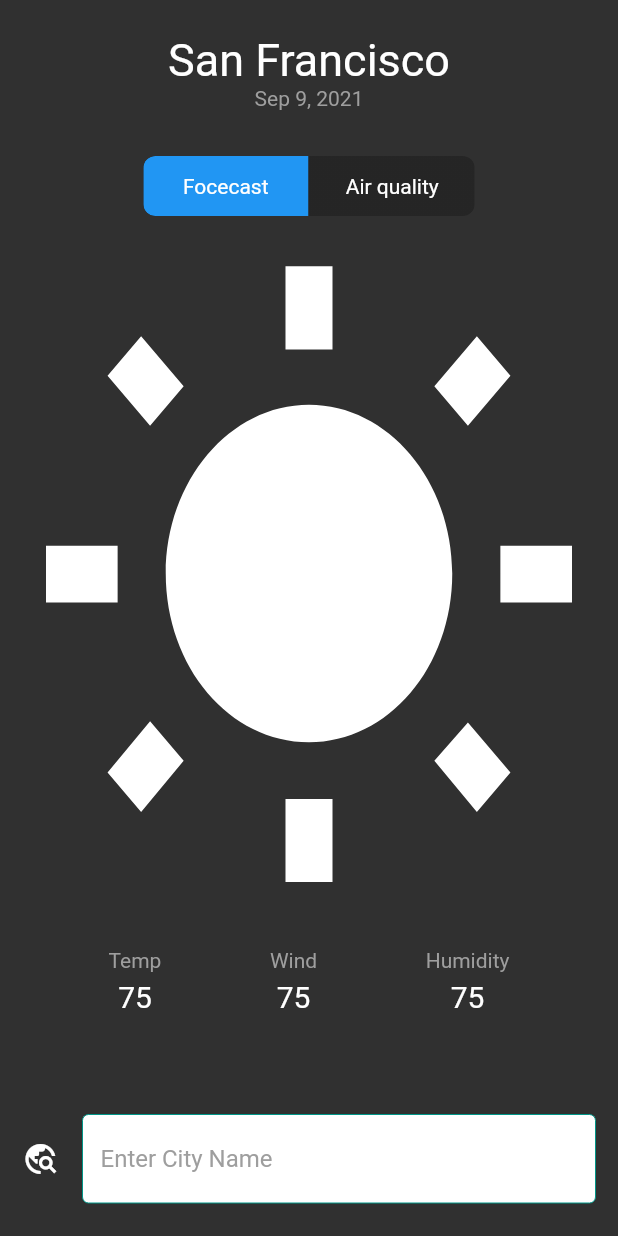
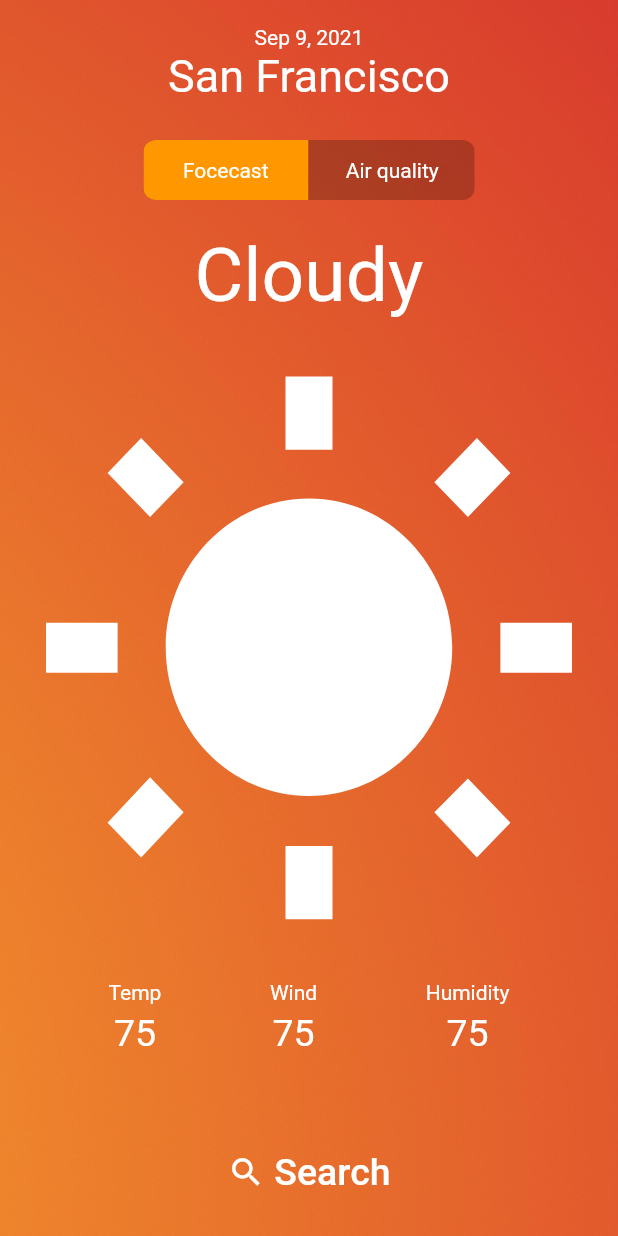
Before and after one commit to thanhnnt-git/flutter_weather, a Flutter app: the screen it shows after launch, on a phone screen of 412 x 824 dp. Run offline on Flutter 3.47's test engine with Material 2 defaults, Android fonts, the phone set to English and light mode, and no system bars; drawn by our look-alikes of toggle_switch.

Commit message:
Update UI design

```diff
--- a/lib/constants.dart
+++ b/lib/constants.dart
@@ -1,7 +1,7 @@
 import 'package:flutter/material.dart';
 
 const kCityNameTextStyle = TextStyle(fontSize: 30.0);
-const kDate = TextStyle(color: Colors.grey);
+
 const kTextFieldInputDecoration = InputDecoration(
   filled: true,
   fillColor: Colors.white,
--- a/lib/screens/home_screen.dart
+++ b/lib/screens/home_screen.dart
@@ -12,6 +12,13 @@ class _HomeScreenState extends State<HomeScreen> {
   Widget build(BuildContext context) {
     return Scaffold(
       body: Container(
+        decoration: BoxDecoration(
+          image: DecorationImage(
+            image: AssetImage('images/background.jpg'),
+            fit: BoxFit.cover,
+          ),
+        ),
+        constraints: BoxConstraints.expand(),
         child: SafeArea(
           child: Column(
             children: [
@@ -19,11 +26,16 @@ class _HomeScreenState extends State<HomeScreen> {
                 child: Column(
                   mainAxisAlignment: MainAxisAlignment.center,
                   children: [
+                    Text('Sep 9, 2021'),
+                    Row(
+                      mainAxisAlignment: MainAxisAlignment.center,
+                      children: [
                         Text(
                           'San Francisco',
                           style: kCityNameTextStyle,
                         ),
-                  Text('Sep 9, 2021', style: kDate),
+                      ],
+                    ),
                   ],
                 ),
               ),
@@ -34,9 +46,18 @@ class _HomeScreenState extends State<HomeScreen> {
                     totalSwitches: 2,
                     minWidth: 110,
                     labels: ['Focecast', 'Air quality'],
-                  activeBgColor: [Colors.blue],
+                    activeBgColor: [Colors.orange],
                     inactiveBgColor: Colors.black12,
                     activeFgColor: Colors.white,
+                  ),
+                ),
+              ),
+              Expanded(
+                child: FittedBox(
+                  fit: BoxFit.scaleDown,
+                  child: Text(
+                    'Cloudy',
+                    style: TextStyle(fontSize: 50),
                   ),
                 ),
               ),
@@ -60,12 +81,11 @@ class _HomeScreenState extends State<HomeScreen> {
                       children: [
                         Text(
                           'Temp',
-                        style: kDate,
                         ),
                         SizedBox(height: 5),
                         Text(
                           '75',
-                        style: TextStyle(fontSize: 20),
+                          style: TextStyle(fontSize: 25),
                         )
                       ],
                     ),
@@ -73,12 +93,11 @@ class _HomeScreenState extends State<HomeScreen> {
                       children: [
                         Text(
                           'Wind',
-                        style: kDate,
                         ),
                         SizedBox(height: 5),
                         Text(
                           '75',
-                        style: TextStyle(fontSize: 20),
+                          style: TextStyle(fontSize: 25),
                         )
                       ],
                     ),
@@ -86,12 +105,11 @@ class _HomeScreenState extends State<HomeScreen> {
                       children: [
                         Text(
                           'Humidity',
-                        style: kDate,
                         ),
                         SizedBox(height: 5),
                         Text(
                           '75',
-                        style: TextStyle(fontSize: 20),
+                          style: TextStyle(fontSize: 25),
                         )
                       ],
                     ),
@@ -99,15 +117,28 @@ class _HomeScreenState extends State<HomeScreen> {
                 ),
               ),
               Expanded(
-                child: Padding(
-              padding: const EdgeInsets.all(15.0),
-              child: TextField(
-                decoration: kTextFieldInputDecoration,
+                child: TextButton(
+                  onPressed: () {},
+                  child: Row(
+                    mainAxisAlignment: MainAxisAlignment.center,
+                    children: [
+                      Icon(
+                        Icons.search,
+                        color: Colors.white,
+                        size: 25.0,
                       ),
-            ))
+                      Text(
+                        ' Search',
+                        style: TextStyle(color: Colors.white, fontSize: 25),
+                      )
                     ],
                   ),
                 ),
-    ));
+              )
+            ],
+          ),
+        ),
+      ),
+    );
   }
 }
--- a/pubspec.yaml
+++ b/pubspec.yaml
@@ -44,5 +44,5 @@ flutter:
   uses-material-design: true
 
   # To add assets to your application, add an assets section, like this:
-  # assets:
-  #   - images/a_dot_burr.jpeg
+  assets:
+   - images/
```
Also changed, not shown: images/background.jpg (added), test.dart (added). Lines whose indentation alone changed are shown as unchanged.
